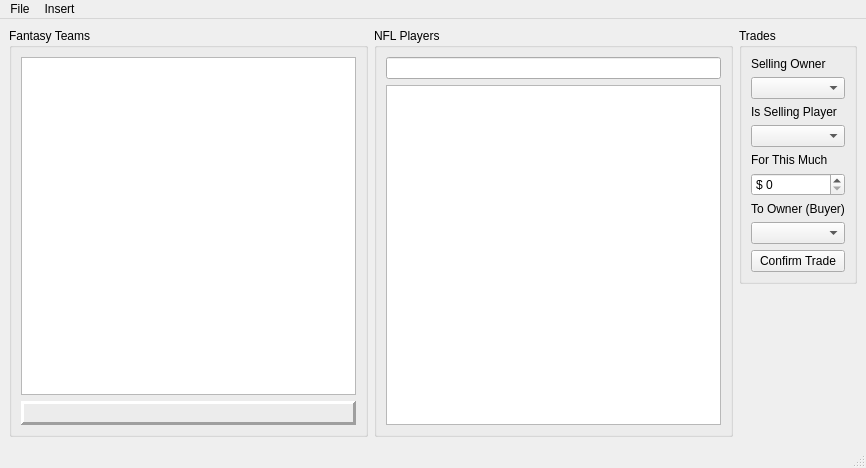
Qt form view/ui/mainform.ui (robgura/auction-manager) before a commit.
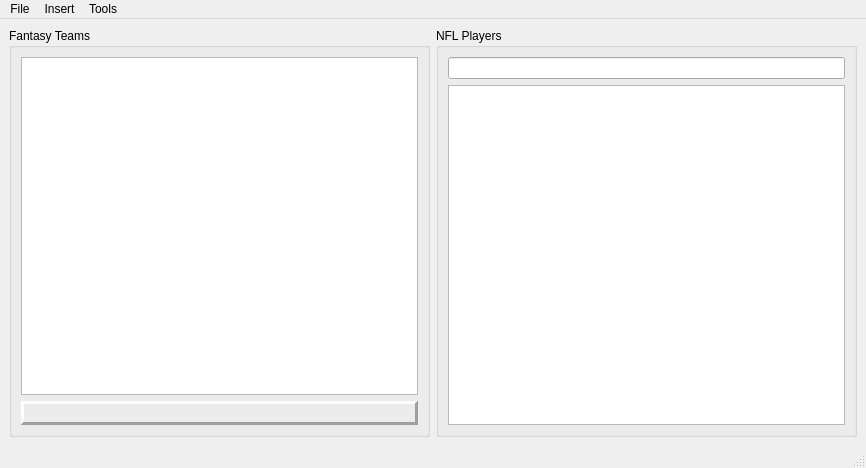
The same form after that commit.

```diff
--- a/view/ui/mainform.ui
+++ b/view/ui/mainform.ui
@@ -88,86 +88,6 @@
       </layout>
      </widget>
     </item>
-    <item>
-     <layout class="QVBoxLayout" >
-      <item>
-       <widget class="QGroupBox" name="groupBox_3" >
-        <property name="title" >
-         <string>Trades</string>
-        </property>
-        <layout class="QVBoxLayout" >
-         <item>
-          <widget class="QLabel" name="label_4" >
-           <property name="text" >
-            <string>Selling Owner</string>
-           </property>
-          </widget>
-         </item>
-         <item>
-          <widget class="QComboBox" name="sellingOwnerComboBox" />
-         </item>
-         <item>
-          <widget class="QLabel" name="label_5" >
-           <property name="text" >
-            <string>Is Selling Player</string>
-           </property>
-          </widget>
-         </item>
-         <item>
-          <widget class="QComboBox" name="sellingPlayerComboBox" />
-         </item>
-         <item>
-          <widget class="QLabel" name="label_6" >
-           <property name="text" >
-            <string>For This Much</string>
-           </property>
-          </widget>
-         </item>
-         <item>
-          <widget class="QSpinBox" name="sellingPriceSpinBox" >
-           <property name="prefix" >
-            <string>$ </string>
-           </property>
-           <property name="maximum" >
-            <number>2000</number>
-           </property>
-          </widget>
-         </item>
-         <item>
-          <widget class="QLabel" name="label_7" >
-           <property name="text" >
-            <string>To Owner (Buyer)</string>
-           </property>
-          </widget>
-         </item>
-         <item>
-          <widget class="QComboBox" name="buyingOwnerComboBox" />
-         </item>
-         <item>
-          <widget class="QPushButton" name="confirmTradeButton" >
-           <property name="text" >
-            <string>Confirm Trade</string>
-           </property>
-          </widget>
-         </item>
-        </layout>
-       </widget>
-      </item>
-      <item>
-       <spacer>
-        <property name="orientation" >
-         <enum>Qt::Vertical</enum>
-        </property>
-        <property name="sizeHint" >
-         <size>
-          <width>20</width>
-          <height>40</height>
-         </size>
-        </property>
-       </spacer>
-      </item>
-     </layout>
-    </item>
    </layout>
   </widget>
   <widget class="QMenuBar" name="menubar" >
@@ -196,8 +116,15 @@
     <addaction name="actionOwner" />
     <addaction name="actionNFL_Player" />
    </widget>
+   <widget class="QMenu" name="menuTools" >
+    <property name="title" >
+     <string>Tools</string>
+    </property>
+    <addaction name="actionPlayer_Trade" />
+   </widget>
    <addaction name="menuFile" />
    <addaction name="menuInsert" />
+   <addaction name="menuTools" />
   </widget>
   <widget class="QStatusBar" name="statusbar" />
   <action name="actionNew" >
```
Left out of the diff: 5 changed lines with no effect on the pictures.
